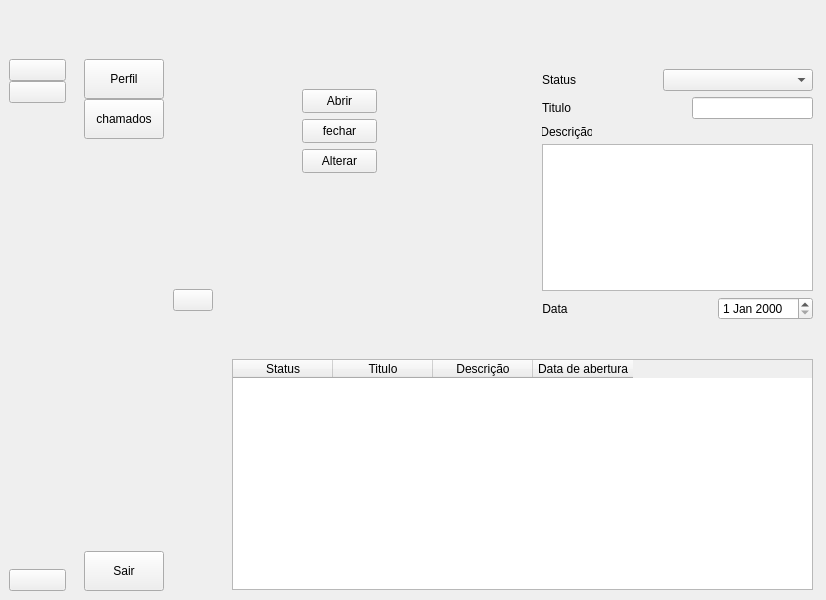
Above: Telas/Menu.usuarios.ui from leotxsp/Projeto-Integrador-SENAC before the change. Below: the same form after it.
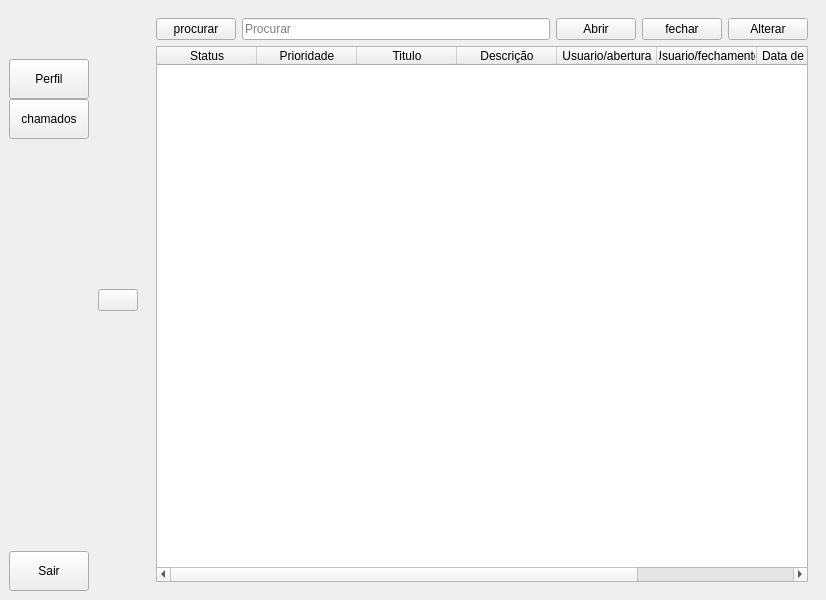
That is the form after the change. The open tabs and pages were chosen to show the change. Icons and pictures are not drawn.

Commit message: fix(menu usuário): Corrige bug que exibia chamados de outros usuários no menu

What changed in the file:
```diff
--- a/Telas/Menu.usuarios.ui
+++ b/Telas/Menu.usuarios.ui
@@ -33,181 +33,7 @@
     <property name="spacing">
      <number>0</number>
     </property>
-    <item row="0" column="0">
-     <widget class="QWidget" name="apenasIcone" native="true">
-      <property name="sizePolicy">
-       <sizepolicy hsizetype="Fixed" vsizetype="Preferred">
-        <horstretch>0</horstretch>
-        <verstretch>0</verstretch>
-       </sizepolicy>
-      </property>
-      <property name="maximumSize">
-       <size>
-        <width>75</width>
-        <height>16777215</height>
-       </size>
-      </property>
-      <layout class="QVBoxLayout" name="verticalLayout_3">
-       <property name="spacing">
-        <number>0</number>
-       </property>
-       <item>
-        <layout class="QHBoxLayout" name="horizontalLayout_2">
-         <property name="spacing">
-          <number>0</number>
-         </property>
-         <item>
-          <spacer name="horizontalSpacer">
-           <property name="orientation">
-            <enum>Qt::Orientation::Horizontal</enum>
-           </property>
-           <property name="sizeHint" stdset="0">
-            <size>
-             <width>40</width>
-             <height>20</height>
-            </size>
-           </property>
-          </spacer>
-         </item>
-         <item>
-          <widget class="QLabel" name="label">
-           <property name="minimumSize">
-            <size>
-             <width>50</width>
-             <height>50</height>
-            </size>
-           </property>
-           <property name="maximumSize">
-            <size>
-             <width>50</width>
-             <height>50</height>
-            </size>
-           </property>
-           <property name="text">
-            <string/>
-           </property>
-           <property name="pixmap">
-            <pixmap resource="scr/user_resource.qrc">:/icon/icon/computador.png</pixmap>
-           </property>
-           <property name="scaledContents">
-            <bool>true</bool>
-           </property>
-           <property name="alignment">
-            <set>Qt::AlignmentFlag::AlignCenter</set>
-           </property>
-           <property name="wordWrap">
-            <bool>false</bool>
-           </property>
-          </widget>
-         </item>
-         <item>
-          <spacer name="horizontalSpacer_2">
-           <property name="orientation">
-            <enum>Qt::Orientation::Horizontal</enum>
-           </property>
-           <property name="sizeHint" stdset="0">
-            <size>
-             <width>40</width>
-             <height>20</height>
-            </size>
-           </property>
-          </spacer>
-         </item>
-        </layout>
-       </item>
-       <item>
-        <layout class="QVBoxLayout" name="verticalLayout">
-         <property name="spacing">
-          <number>0</number>
-         </property>
-         <item>
-          <widget class="QPushButton" name="btn_perfil">
-           <property name="text">
-            <string/>
-           </property>
-           <property name="icon">
-            <iconset resource="scr/user_resource.qrc">
-             <normaloff>:/icon/icon/vecteezy_user-profile-icon-profile-avatar-user-icon-male-icon_20911739.png</normaloff>:/icon/icon/vecteezy_user-profile-icon-profile-avatar-user-icon-male-icon_20911739.png</iconset>
-           </property>
-           <property name="iconSize">
-            <size>
-             <width>30</width>
-             <height>30</height>
-            </size>
-           </property>
-           <property name="checkable">
-            <bool>true</bool>
-           </property>
-           <property name="autoExclusive">
-            <bool>true</bool>
-           </property>
-          </widget>
-         </item>
-         <item>
-          <widget class="QPushButton" name="btn_chamado">
-           <property name="text">
-            <string/>
-           </property>
-           <property name="icon">
-            <iconset resource="scr/user_resource.qrc">
-             <normaloff>:/icon/icon/user-interface.png</normaloff>:/icon/icon/user-interface.png</iconset>
-           </property>
-           <property name="iconSize">
-            <size>
-             <width>30</width>
-             <height>30</height>
-            </size>
-           </property>
-           <property name="checkable">
-            <bool>true</bool>
-           </property>
-           <property name="autoExclusive">
-            <bool>true</bool>
-           </property>
-          </widget>
-         </item>
-        </layout>
-       </item>
-       <item>
-        <spacer name="verticalSpacer">
-         <property name="orientation">
-          <enum>Qt::Orientation::Vertical</enum>
-         </property>
-         <property name="sizeHint" stdset="0">
-          <size>
-           <width>20</width>
-           <height>393</height>
-          </size>
-         </property>
-        </spacer>
-       </item>
-       <item>
-        <widget class="QPushButton" name="pushButton_3">
-         <property name="text">
-          <string/>
-         </property>
-         <property name="icon">
-          <iconset resource="scr/user_resource.qrc">
-           <normaloff>:/icon/icon/sair.png</normaloff>:/icon/icon/sair.png</iconset>
-         </property>
-         <property name="iconSize">
-          <size>
-           <width>30</width>
-           <height>30</height>
-          </size>
-         </property>
-         <property name="checkable">
-          <bool>true</bool>
-         </property>
-         <property name="autoExclusive">
-          <bool>true</bool>
-         </property>
-        </widget>
-       </item>
-      </layout>
-     </widget>
-    </item>
-    <item row="0" column="2">
+    <item row="0" column="1">
      <widget class="QPushButton" name="pushButton_7">
       <property name="text">
        <string/>
@@ -226,161 +52,7 @@
       </property>
      </widget>
     </item>
-    <item row="0" column="1">
-     <widget class="QWidget" name="iconeEnome" native="true">
-      <layout class="QVBoxLayout" name="verticalLayout_4">
-       <property name="spacing">
-        <number>0</number>
-       </property>
-       <item>
-        <layout class="QHBoxLayout" name="horizontalLayout">
-         <property name="spacing">
-          <number>0</number>
-         </property>
-         <item>
-          <widget class="QLabel" name="label_2">
-           <property name="minimumSize">
-            <size>
-             <width>50</width>
-             <height>50</height>
-            </size>
-           </property>
-           <property name="maximumSize">
-            <size>
-             <width>50</width>
-             <height>50</height>
-            </size>
-           </property>
-           <property name="text">
-            <string/>
-           </property>
-           <property name="pixmap">
-            <pixmap resource="scr/user_resource.qrc">:/icon/icon/computador.png</pixmap>
-           </property>
-           <property name="scaledContents">
-            <bool>true</bool>
-           </property>
-           <property name="alignment">
-            <set>Qt::AlignmentFlag::AlignCenter</set>
-           </property>
-           <property name="wordWrap">
-            <bool>false</bool>
-           </property>
-          </widget>
-         </item>
-        </layout>
-       </item>
-       <item>
-        <layout class="QVBoxLayout" name="verticalLayout_2">
-         <property name="spacing">
-          <number>0</number>
-         </property>
-         <item>
-          <widget class="QPushButton" name="btn_perfil_aberto">
-           <property name="minimumSize">
-            <size>
-             <width>0</width>
-             <height>40</height>
-            </size>
-           </property>
-           <property name="text">
-            <string>Perfil</string>
-           </property>
-           <property name="icon">
-            <iconset resource="scr/user_resource.qrc">
-             <normaloff>:/icon/icon/vecteezy_user-profile-icon-profile-avatar-user-icon-male-icon_20911739.png</normaloff>:/icon/icon/vecteezy_user-profile-icon-profile-avatar-user-icon-male-icon_20911739.png</iconset>
-           </property>
-           <property name="iconSize">
-            <size>
-             <width>20</width>
-             <height>20</height>
-            </size>
-           </property>
-           <property name="checkable">
-            <bool>true</bool>
-           </property>
-           <property name="autoExclusive">
-            <bool>true</bool>
-           </property>
-          </widget>
-         </item>
-         <item>
-          <widget class="QPushButton" name="btn_chamados_aberto">
-           <property name="minimumSize">
-            <size>
-             <width>0</width>
-             <height>40</height>
-            </size>
-           </property>
-           <property name="text">
-            <string>chamados</string>
-           </property>
-           <property name="icon">
-            <iconset resource="scr/user_resource.qrc">
-             <normaloff>:/icon/icon/user-interface.png</normaloff>:/icon/icon/user-interface.png</iconset>
-           </property>
-           <property name="iconSize">
-            <size>
-             <width>20</width>
-             <height>20</height>
-            </size>
-           </property>
-           <property name="checkable">
-            <bool>true</bool>
-           </property>
-           <property name="autoExclusive">
-            <bool>true</bool>
-           </property>
-          </widget>
-         </item>
-        </layout>
-       </item>
-       <item>
-        <spacer name="verticalSpacer_2">
-         <property name="orientation">
-          <enum>Qt::Orientation::Vertical</enum>
-         </property>
-         <property name="sizeHint" stdset="0">
-          <size>
-           <width>20</width>
-           <height>387</height>
-          </size>
-         </property>
-        </spacer>
-       </item>
-       <item>
-        <widget class="QPushButton" name="pushButton_6">
-         <property name="minimumSize">
-          <size>
-           <width>0</width>
-           <height>40</height>
-          </size>
-         </property>
-         <property name="text">
-          <string>Sair</string>
-         </property>
-         <property name="icon">
-          <iconset resource="scr/user_resource.qrc">
-           <normaloff>:/icon/icon/sair.png</normaloff>:/icon/icon/sair.png</iconset>
-         </property>
-         <property name="iconSize">
-          <size>
-           <width>20</width>
-           <height>20</height>
-          </size>
-         </property>
-         <property name="checkable">
-          <bool>true</bool>
-         </property>
-         <property name="autoExclusive">
-          <bool>true</bool>
-         </property>
-        </widget>
-       </item>
-      </layout>
-     </widget>
-    </item>
-    <item row="0" column="3">
+    <item row="0" column="2">
      <widget class="QWidget" name="widget_3" native="true">
       <layout class="QVBoxLayout" name="verticalLayout_5">
        <item>
@@ -544,307 +216,254 @@
           </widget>
          </widget>
          <widget class="QWidget" name="pgChamados">
-          <widget class="QTableWidget" name="TB_Chamados_usuario">
-           <property name="geometry">
-            <rect>
-             <x>10</x>
-             <y>350</y>
-             <width>581</width>
-             <height>231</height>
-            </rect>
-           </property>
-           <column>
-            <property name="text">
-             <string>Status</string>
-            </property>
-           </column>
-           <column>
-            <property name="text">
-             <string>Titulo</string>
-            </property>
-           </column>
-           <column>
-            <property name="text">
-             <string>Descrição</string>
-            </property>
-           </column>
-           <column>
-            <property name="text">
-             <string>Data de abertura</string>
-            </property>
-           </column>
-          </widget>
-          <widget class="QPushButton" name="BtnAbrirChamado">
-           <property name="geometry">
-            <rect>
-             <x>80</x>
-             <y>80</y>
-             <width>75</width>
-             <height>24</height>
-            </rect>
-           </property>
-           <property name="text">
-            <string>Abrir</string>
-           </property>
-          </widget>
-          <widget class="QPushButton" name="BtnFecharChamado">
-           <property name="geometry">
-            <rect>
-             <x>80</x>
-             <y>110</y>
-             <width>75</width>
-             <height>24</height>
-            </rect>
-           </property>
-           <property name="text">
-            <string>fechar</string>
-           </property>
-          </widget>
-          <widget class="QPushButton" name="BtnAlterarChamado">
-           <property name="geometry">
-            <rect>
-             <x>80</x>
-             <y>140</y>
-             <width>75</width>
-             <height>24</height>
-            </rect>
-           </property>
-           <property name="text">
-            <string>Alterar</string>
-           </property>
-          </widget>
-          <widget class="QWidget" name="widget" native="true">
-           <property name="geometry">
-            <rect>
-             <x>320</x>
-             <y>60</y>
-             <width>271</width>
-             <height>251</height>
-            </rect>
-           </property>
-           <layout class="QVBoxLayout" name="verticalLayout_10">
-            <item>
-             <layout class="QHBoxLayout" name="horizontalLayout_4">
-              <item>
-               <widget class="QLabel" name="label_9">
-                <property name="maximumSize">
-                 <size>
-                  <width>50</width>
-                  <height>16777215</height>
-                 </size>
-                </property>
-                <property name="text">
-                 <string>Status</string>
-                </property>
-                <property name="alignment">
-                 <set>Qt::AlignmentFlag::AlignCenter</set>
-                </property>
-               </widget>
-              </item>
-              <item>
-               <spacer name="horizontalSpacer_5">
-                <property name="orientation">
-                 <enum>Qt::Orientation::Horizontal</enum>
-                </property>
-                <property name="sizeType">
-                 <enum>QSizePolicy::Policy::MinimumExpanding</enum>
-                </property>
-                <property name="sizeHint" stdset="0">
-                 <size>
-                  <width>40</width>
-                  <height>20</height>
-                 </size>
-                </property>
-               </spacer>
-              </item>
-              <item>
-               <widget class="QComboBox" name="CBStatus">
-                <property name="minimumSize">
-                 <size>
-                  <width>150</width>
-                  <height>0</height>
-                 </size>
-                </property>
-                <property name="maximumSize">
-                 <size>
-                  <width>150</width>
-                  <height>16777215</height>
-                 </size>
-                </property>
-               </widget>
-              </item>
-             </layout>
-            </item>
-            <item>
-             <layout class="QHBoxLayout" name="horizontalLayout_5">
-              <property name="spacing">
-               <number>0</number>
+          <layout class="QGridLayout" name="gridLayout_2">
+           <item row="0" column="0">
+            <layout class="QHBoxLayout" name="horizontalLayout_7">
+             <item>
+              <widget class="QPushButton" name="pushButton_2">
+               <property name="text">
+                <string>procurar</string>
+               </property>
+               <property name="shortcut">
+                <string>Enter, Return</string>
+               </property>
+              </widget>
+             </item>
+             <item>
+              <widget class="QLineEdit" name="lineEdit_2">
+               <property name="placeholderText">
+                <string>Procurar</string>
+               </property>
+              </widget>
+             </item>
+            </layout>
+           </item>
+           <item row="0" column="1">
+            <widget class="QPushButton" name="BtnAbrirChamado">
+             <property name="text">
+              <string>Abrir</string>
+             </property>
+            </widget>
+           </item>
+           <item row="0" column="2">
+            <widget class="QPushButton" name="BtnFecharChamado">
+             <property name="text">
+              <string>fechar</string>
+             </property>
+            </widget>
+           </item>
+           <item row="0" column="3">
+            <widget class="QPushButton" name="BtnAlterarChamado">
+             <property name="text">
+              <string>Alterar</string>
+             </property>
+            </widget>
+           </item>
+           <item row="1" column="0" colspan="4">
+            <widget class="QTableWidget" name="TB_Chamados_usuario">
+             <column>
+              <property name="text">
+               <string>Status</string>
               </property>
-              <property name="leftMargin">
-               <number>0</number>
+             </column>
+             <column>
+              <property name="text">
+               <string>Prioridade</string>
               </property>
-              <property name="topMargin">
-               <number>0</number>
+             </column>
+             <column>
+              <property name="text">
+               <string>Titulo</string>
               </property>
-              <property name="rightMargin">
-               <number>0</number>
+             </column>
+             <column>
+              <property name="text">
+               <string>Descrição</string>
               </property>
-              <property name="bottomMargin">
-               <number>0</number>
+             </column>
+             <column>
+              <property name="text">
+               <string>Usuario/abertura</string>
               </property>
-              <item>
-               <widget class="QLabel" name="label_10">
-                <property name="maximumSize">
-                 <size>
-                  <width>50</width>
-                  <height>16777215</height>
-                 </size>
-                </property>
-                <property name="text">
-                 <string>Titulo</string>
-                </property>
-                <property name="alignment">
-                 <set>Qt::AlignmentFlag::AlignCenter</set>
-                </property>
-               </widget>
-              </item>
-              <item>
-               <spacer name="horizontalSpacer_6">
-                <property name="orientation">
-                 <enum>Qt::Orientation::Horizontal</enum>
-                </property>
-                <property name="sizeType">
-                 <enum>QSizePolicy::Policy::MinimumExpanding</enum>
-                </property>
-                <property name="sizeHint" stdset="0">
-                 <size>
-                  <width>5</width>
-                  <height>5</height>
-                 </size>
-                </property>
-               </spacer>
-              </item>
-              <item>
-               <widget class="QLineEdit" name="edtTitulo"/>
-              </item>
-             </layout>
-            </item>
-            <item>
-             <layout class="QVBoxLayout" name="verticalLayout_11">
-              <property name="spacing">
-               <number>0</number>
+             </column>
+             <column>
+              <property name="text">
+               <string>Usuario/fechamento</string>
               </property>
-              <property name="leftMargin">
-               <number>0</number>
+             </column>
+             <column>
+              <property name="text">
+               <string>Data de abertura</string>
               </property>
-              <property name="topMargin">
-               <number>0</number>
+             </column>
+             <column>
+              <property name="text">
+               <string>Data de fechamento</string>
               </property>
-              <property name="rightMargin">
-               <number>0</number>
-              </property>
-              <property name="bottomMargin">
-               <number>0</number>
-              </property>
-              <item>
-               <widget class="QLabel" name="label_11">
-                <property name="maximumSize">
-                 <size>
-                  <width>50</width>
-                  <height>16777215</height>
-                 </size>
-                </property>
-                <property name="text">
-                 <string>Descrição</string>
-                </property>
-                <property name="alignment">
-                 <set>Qt::AlignmentFlag::AlignCenter</set>
-                </property>
-               </widget>
-              </item>
-              <item>
-               <spacer name="verticalSpacer_3">
-                <property name="orientation">
-                 <enum>Qt::Orientation::Vertical</enum>
-                </property>
-                <property name="sizeType">
-                 <enum>QSizePolicy::Policy::Fixed</enum>
-                </property>
-                <property name="sizeHint" stdset="0">
-                 <size>
-                  <width>5</width>
-                  <height>5</height>
-                 </size>
-                </property>
-               </spacer>
-              </item>
-              <item>
-               <widget class="QTextEdit" name="TEdescricao"/>
-              </item>
-             </layout>
-            </item>
-            <item>
-             <layout class="QHBoxLayout" name="horizontalLayout_11">
-              <property name="spacing">
-               <number>0</number>
-              </property>
-              <property name="leftMargin">
-               <number>0</number>
-              </property>
-              <property name="topMargin">
-               <number>0</number>
-              </property>
-              <property name="rightMargin">
-               <number>0</number>
-              </property>
-              <property name="bottomMargin">
-               <number>0</number>
-              </property>
-              <item>
-               <widget class="QLabel" name="label_21">
-                <property name="maximumSize">
-                 <size>
-                  <width>50</width>
-                  <height>16777215</height>
-                 </size>
-                </property>
-                <property name="text">
-                 <string>Data</string>
-                </property>
-                <property name="alignment">
-                 <set>Qt::AlignmentFlag::AlignCenter</set>
-                </property>
-               </widget>
-              </item>
-              <item>
-               <spacer name="horizontalSpacer_11">
-                <property name="orientation">
-                 <enum>Qt::Orientation::Horizontal</enum>
-                </property>
-                <property name="sizeType">
-                 <enum>QSizePolicy::Policy::MinimumExpanding</enum>
-                </property>
-                <property name="sizeHint" stdset="0">
-                 <size>
-                  <width>5</width>
-                  <height>5</height>
-                 </size>
-                </property>
-               </spacer>
-              </item>
-              <item>
-               <widget class="QDateEdit" name="dateEdit"/>
-              </item>
-             </layout>
-            </item>
-           </layout>
-          </widget>
+             </column>
+            </widget>
+           </item>
+          </layout>
          </widget>
         </widget>
        </item>
       </layout>
      </widget>
     </item>
+    <item row="0" column="0">
+     <widget class="QWidget" name="iconeEnome" native="true">
+      <layout class="QVBoxLayout" name="verticalLayout_4">
+       <property name="spacing">
+        <number>0</number>
+       </property>
+       <item>
+        <layout class="QHBoxLayout" name="horizontalLayout">
+         <property name="spacing">
+          <number>0</number>
+         </property>
+         <item>
+          <widget class="QLabel" name="label_2">
+           <property name="minimumSize">
+            <size>
+             <width>50</width>
+             <height>50</height>
+            </size>
+           </property>
+           <property name="maximumSize">
+            <size>
+             <width>50</width>
+             <height>50</height>
+            </size>
+           </property>
+           <property name="text">
+            <string/>
+           </property>
+           <property name="pixmap">
+            <pixmap resource="scr/user_resource.qrc">:/icon/icon/computador.png</pixmap>
+           </property>
+           <property name="scaledContents">
+            <bool>true</bool>
+           </property>
+           <property name="alignment">
+            <set>Qt::AlignmentFlag::AlignCenter</set>
+           </property>
+           <property name="wordWrap">
+            <bool>false</bool>
+           </property>
+          </widget>
+         </item>
+        </layout>
+       </item>
+       <item>
+        <layout class="QVBoxLayout" name="verticalLayout_2">
+         <property name="spacing">
+          <number>0</number>
+         </property>
+         <item>
+          <widget class="QPushButton" name="btn_perfil_aberto">
+           <property name="minimumSize">
+            <size>
+             <width>0</width>
+             <height>40</height>
+            </size>
+           </property>
+           <property name="text">
+            <string>Perfil</string>
+           </property>
+           <property name="icon">
+            <iconset resource="scr/user_resource.qrc">
+             <normaloff>:/icon/icon/vecteezy_user-profile-icon-profile-avatar-user-icon-male-icon_20911739.png</normaloff>:/icon/icon/vecteezy_user-profile-icon-profile-avatar-user-icon-male-icon_20911739.png</iconset>
+           </property>
+           <property name="iconSize">
+            <size>
+             <width>20</width>
+             <height>20</height>
+            </size>
+           </property>
+           <property name="checkable">
+            <bool>true</bool>
+           </property>
+           <property name="autoExclusive">
+            <bool>true</bool>
+           </property>
+          </widget>
+         </item>
+         <item>
+          <widget class="QPushButton" name="btn_chamados_aberto">
+           <property name="minimumSize">
+            <size>
+             <width>0</width>
+             <height>40</height>
+            </size>
+           </property>
+           <property name="text">
+            <string>chamados</string>
+           </property>
+           <property name="icon">
+            <iconset resource="scr/user_resource.qrc">
+             <normaloff>:/icon/icon/user-interface.png</normaloff>:/icon/icon/user-interface.png</iconset>
+           </property>
+           <property name="iconSize">
+            <size>
+             <width>20</width>
+             <height>20</height>
+            </size>
+           </property>
+           <property name="checkable">
+            <bool>true</bool>
+           </property>
+           <property name="autoExclusive">
+            <bool>true</bool>
+           </property>
+          </widget>
+         </item>
+        </layout>
+       </item>
+       <item>
+        <spacer name="verticalSpacer_2">
+         <property name="orientation">
+          <enum>Qt::Orientation::Vertical</enum>
+         </property>
+         <property name="sizeHint" stdset="0">
+          <size>
+           <width>20</width>
+           <height>387</height>
+          </size>
+         </property>
+        </spacer>
+       </item>
+       <item>
+        <widget class="QPushButton" name="pushButton_6">
+         <property name="minimumSize">
+          <size>
+           <width>0</width>
+           <height>40</height>
+          </size>
+         </property>
+         <property name="text">
+          <string>Sair</string>
+         </property>
+         <property name="icon">
+          <iconset resource="scr/user_resource.qrc">
+           <normaloff>:/icon/icon/sair.png</normaloff>:/icon/icon/sair.png</iconset>
+         </property>
+         <property name="iconSize">
+          <size>
+           <width>20</width>
+           <height>20</height>
+          </size>
+         </property>
+         <property name="checkable">
+          <bool>true</bool>
+         </property>
+         <property name="autoExclusive">
+          <bool>true</bool>
+         </property>
+        </widget>
+       </item>
+      </layout>
+     </widget>
+    </item>
    </layout>
   </widget>
  </widget>
```
Left out of the diff: 138 changed lines with no effect on the pictures. The commit also changes 12 other files.
